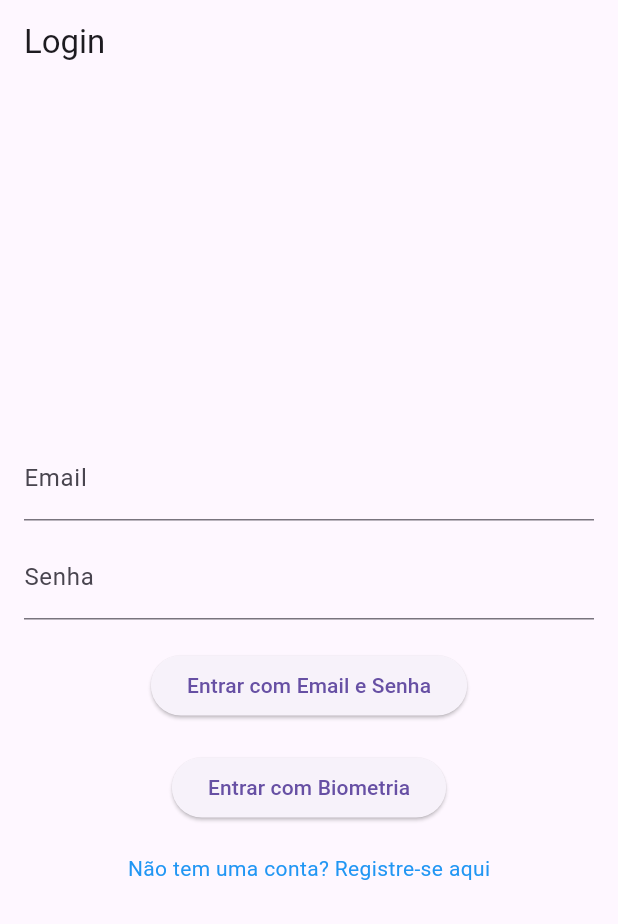
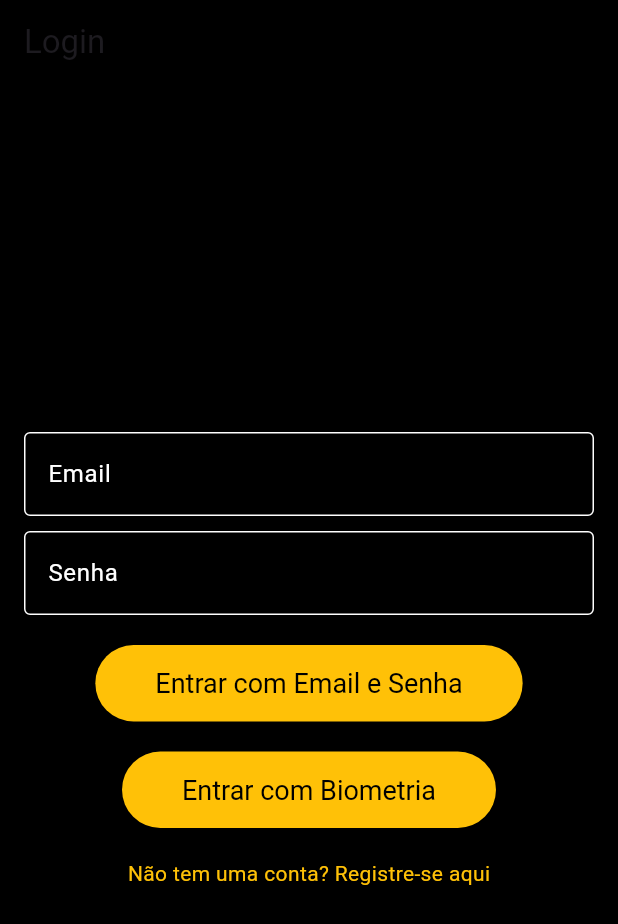
Before and after one commit to oliveiramarcelo12/AvaliacaoSomativaFlutter, a Flutter app: the screen it shows after launch, on a phone screen of 412 x 824 dp. Shown: the top 924 px of the screen. Run offline on Flutter 3.47's test engine with Material 3 defaults, Android fonts, the phone set to English and light mode, and no system bars; our stand-ins replace camera, cloud_firestore, firebase_auth, firebase_core, firebase_storage, geolocator and 3 more; accounts and stored records are empty.

Commit message:
12/11/24

```diff
--- a/app_registro_ponto/lib/screens/login_screen.dart
+++ b/app_registro_ponto/lib/screens/login_screen.dart
@@ -123,8 +123,10 @@ class _LoginScreenState extends State<LoginScreen> {
   @override
   Widget build(BuildContext context) {
     return Scaffold(
+      backgroundColor: Colors.black, // Fundo preto
       appBar: AppBar(
         title: Text('Login'),
+        backgroundColor: Colors.black, // AppBar com fundo preto
       ),
       body: Padding(
         padding: const EdgeInsets.all(16.0),
@@ -135,27 +137,53 @@ class _LoginScreenState extends State<LoginScreen> {
               controller: _emailController,
               decoration: InputDecoration(
                 labelText: 'Email',
+                labelStyle: TextStyle(color: Colors.white), // Texto branco
                 errorText: _errorMessage.isNotEmpty ? _errorMessage : null,
+                enabledBorder: OutlineInputBorder(
+                  borderSide: BorderSide(color: Colors.white), // Borda branca
+                ),
+                focusedBorder: OutlineInputBorder(
+                  borderSide: BorderSide(color: Colors.amber), // Borda dourada
+                ),
               ),
               keyboardType: TextInputType.emailAddress,
+              style: TextStyle(color: Colors.white), // Texto branco
             ),
             SizedBox(height: 10),
             TextField(
               controller: _passwordController,
               decoration: InputDecoration(
                 labelText: 'Senha',
+                labelStyle: TextStyle(color: Colors.white), // Texto branco
                 errorText: _errorMessage.isNotEmpty ? _errorMessage : null,
+                enabledBorder: OutlineInputBorder(
+                  borderSide: BorderSide(color: Colors.white), // Borda branca
+                ),
+                focusedBorder: OutlineInputBorder(
+                  borderSide: BorderSide(color: Colors.amber), // Borda dourada
+                ),
               ),
               obscureText: true,
+              style: TextStyle(color: Colors.white), // Texto branco
             ),
             SizedBox(height: 20),
             ElevatedButton(
               onPressed: _loginWithEmailAndPassword,
+              style: ElevatedButton.styleFrom(
+                foregroundColor: Colors.black, backgroundColor: Colors.amber, // Texto preto no botão
+                padding: EdgeInsets.symmetric(horizontal: 40, vertical: 15),
+                textStyle: TextStyle(fontSize: 18),
+              ),
               child: Text('Entrar com Email e Senha'),
             ),
             SizedBox(height: 20),
             ElevatedButton(
               onPressed: _loginWithBiometric,
+              style: ElevatedButton.styleFrom(
+                foregroundColor: Colors.black, backgroundColor: Colors.amber, // Texto preto no botão
+                padding: EdgeInsets.symmetric(horizontal: 40, vertical: 15),
+                textStyle: TextStyle(fontSize: 18),
+              ),
               child: Text('Entrar com Biometria'),
             ),
             SizedBox(height: 20),
@@ -168,7 +196,7 @@ class _LoginScreenState extends State<LoginScreen> {
               },
               child: Text(
                 'Não tem uma conta? Registre-se aqui',
-                style: TextStyle(color: Colors.blue),
+                style: TextStyle(color: Colors.amber), // Texto dourado
               ),
             ),
           ],
```
